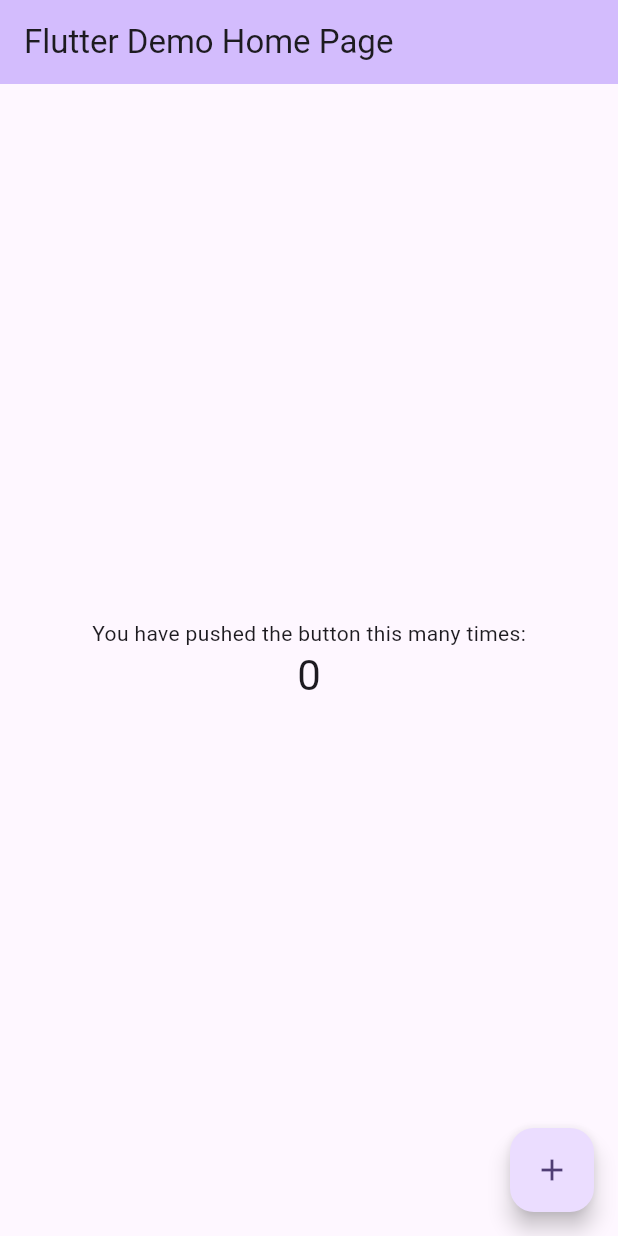
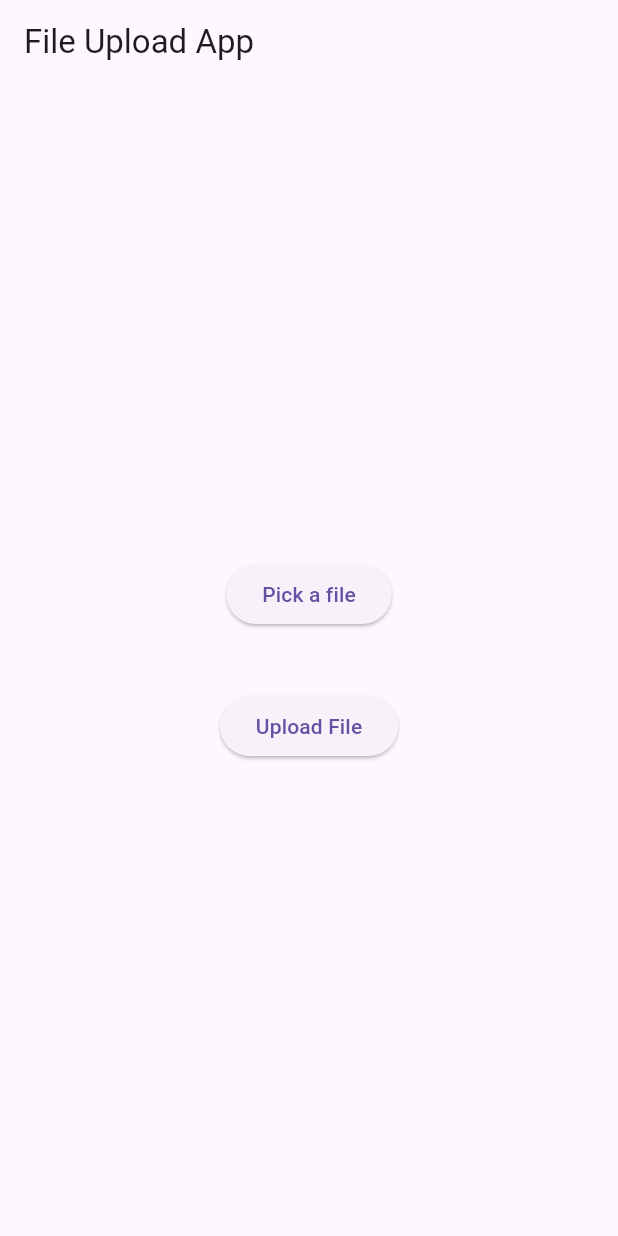
Before and after one commit to mukundsolanki/Pi-Drop, a Flutter app: the screen it shows after launch, on a phone screen of 412 x 824 dp. Run offline on Flutter 3.47's test engine with Material 3 defaults, Android fonts, the phone set to English and light mode, and no system bars; our stand-ins replace file_picker.

Commit message:
Basic skeleton structure

```diff
--- a/lib/main.dart
+++ b/lib/main.dart
@@ -1,125 +1,95 @@
+import 'dart:io';
 import 'package:flutter/material.dart';
+import 'package:http/http.dart' as http;
+import 'package:file_picker/file_picker.dart';
 
 void main() {
-  runApp(const MyApp());
+  runApp(MyApp());
 }
 
 class MyApp extends StatelessWidget {
-  const MyApp({super.key});
-
-  // This widget is the root of your application.
   @override
   Widget build(BuildContext context) {
     return MaterialApp(
-      title: 'Flutter Demo',
-      theme: ThemeData(
-        // This is the theme of your application.
-        //
-        // TRY THIS: Try running your application with "flutter run". You'll see
-        // the application has a blue toolbar. Then, without quitting the app,
-        // try changing the seedColor in the colorScheme below to Colors.green
-        // and then invoke "hot reload" (save your changes or press the "hot
-        // reload" button in a Flutter-supported IDE, or press "r" if you used
-        // the command line to start the app).
-        //
-        // Notice that the counter didn't reset back to zero; the application
-        // state is not lost during the reload. To reset the state, use hot
-        // restart instead.
-        //
-        // This works for code too, not just values: Most code changes can be
-        // tested with just a hot reload.
-        colorScheme: ColorScheme.fromSeed(seedColor: Colors.deepPurple),
-        useMaterial3: true,
-      ),
-      home: const MyHomePage(title: 'Flutter Demo Home Page'),
+      home: MyHomePage(),
     );
   }
 }
 
 class MyHomePage extends StatefulWidget {
-  const MyHomePage({super.key, required this.title});
-
-  // This widget is the home page of your application. It is stateful, meaning
-  // that it has a State object (defined below) that contains fields that affect
-  // how it looks.
-
-  // This class is the configuration for the state. It holds the values (in this
-  // case the title) provided by the parent (in this case the App widget) and
-  // used by the build method of the State. Fields in a Widget subclass are
-  // always marked "final".
-
-  final String title;
-
   @override
-  State<MyHomePage> createState() => _MyHomePageState();
+  _MyHomePageState createState() => _MyHomePageState();
 }
 
 class _MyHomePageState extends State<MyHomePage> {
-  int _counter = 0;
+  File? _selectedFile;
 
-  void _incrementCounter() {
-    setState(() {
-      // This call to setState tells the Flutter framework that something has
-      // changed in this State, which causes it to rerun the build method below
-      // so that the display can reflect the updated values. If we changed
-      // _counter without calling setState(), then the build method would not be
-      // called again, and so nothing would appear to happen.
-      _counter++;
-    });
+  Future<void> _pickFile() async {
+    FilePickerResult? result = await FilePicker.platform.pickFiles();
+
+    if (result != null) {
+      setState(() {
+        _selectedFile = File(result.files.single.path!);
+      });
+    }
+  }
+
+  Future<void> _uploadFile() async {
+    if (_selectedFile == null) {
+      // Handle file not selected
+      return;
+    }
+
+    var request = http.MultipartRequest(
+      'POST',
+      Uri.parse('http://192.168.29.80:5500/upload'),
+    );
+
+    request.files.add(await http.MultipartFile.fromPath(
+      'file',
+      _selectedFile!.path,
+    ));
+
+    try {
+      final response = await request.send();
+      if (response.statusCode == 200) {
+        // File uploaded successfully
+        print('File uploaded!');
+      } else {
+        // Handle error
+        print('File upload failed with status: ${response.statusCode}');
+      }
+    } catch (e) {
+      // Handle exception
+      print('Error uploading file: $e');
+    }
   }
 
   @override
   Widget build(BuildContext context) {
-    // This method is rerun every time setState is called, for instance as done
-    // by the _incrementCounter method above.
-    //
-    // The Flutter framework has been optimized to make rerunning build methods
-    // fast, so that you can just rebuild anything that needs updating rather
-    // than having to individually change instances of widgets.
     return Scaffold(
       appBar: AppBar(
-        // TRY THIS: Try changing the color here to a specific color (to
-        // Colors.amber, perhaps?) and trigger a hot reload to see the AppBar
-        // change color while the other colors stay the same.
-        backgroundColor: Theme.of(context).colorScheme.inversePrimary,
-        // Here we take the value from the MyHomePage object that was created by
-        // the App.build method, and use it to set our appbar title.
-        title: Text(widget.title),
+        title: Text('File Upload App'),
       ),
       body: Center(
-        // Center is a layout widget. It takes a single child and positions it
-        // in the middle of the parent.
         child: Column(
-          // Column is also a layout widget. It takes a list of children and
-          // arranges them vertically. By default, it sizes itself to fit its
-          // children horizontally, and tries to be as tall as its parent.
-          //
-          // Column has various properties to control how it sizes itself and
-          // how it positions its children. Here we use mainAxisAlignment to
-          // center the children vertically; the main axis here is the vertical
-          // axis because Columns are vertical (the cross axis would be
-          // horizontal).
-          //
-          // TRY THIS: Invoke "debug painting" (choose the "Toggle Debug Paint"
-          // action in the IDE, or press "p" in the console), to see the
-          // wireframe for each widget.
           mainAxisAlignment: MainAxisAlignment.center,
           children: <Widget>[
-            const Text(
-              'You have pushed the button this many times:',
+            ElevatedButton(
+              onPressed: _pickFile,
+              child: Text('Pick a file'),
             ),
-            Text(
-              '$_counter',
-              style: Theme.of(context).textTheme.headlineMedium,
+            SizedBox(height: 20),
+            if (_selectedFile != null)
+              Text('Selected File: ${_selectedFile!.path}'),
+            SizedBox(height: 20),
+            ElevatedButton(
+              onPressed: _uploadFile,
+              child: Text('Upload File'),
             ),
           ],
         ),
       ),
-      floatingActionButton: FloatingActionButton(
-        onPressed: _incrementCounter,
-        tooltip: 'Increment',
-        child: const Icon(Icons.add),
-      ), // This trailing comma makes auto-formatting nicer for build methods.
     );
   }
 }
```
